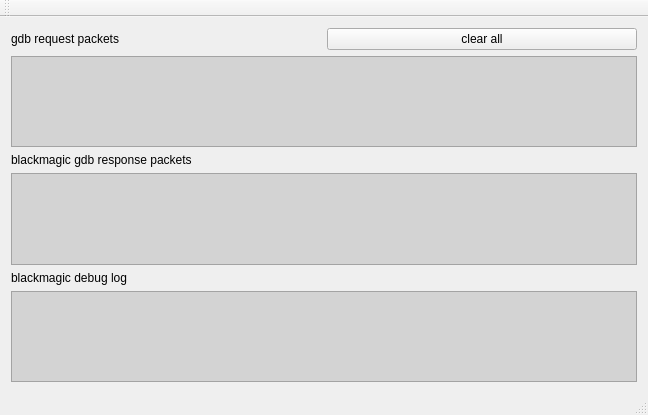
The window that mainwindow.ui (stoyan-shopov/blackmagic-gdbserver) describes before a commit, drawn with Qt 5.
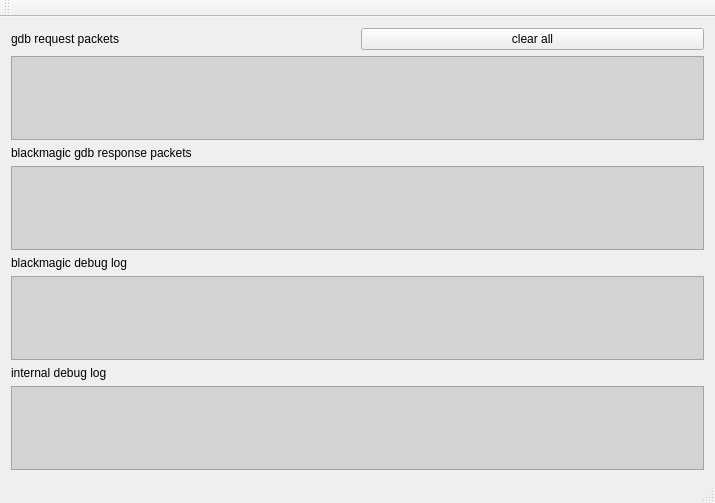
The same window after the commit.

Commit message: added incoming gdb packet extraction code

What changed in the file:
```diff
--- a/mainwindow.ui
+++ b/mainwindow.ui
@@ -6,8 +6,8 @@
    <rect>
     <x>0</x>
     <y>0</y>
-    <width>648</width>
-    <height>415</height>
+    <width>715</width>
+    <height>503</height>
    </rect>
   </property>
   <property name="windowTitle">
@@ -77,6 +77,16 @@
       </property>
      </widget>
     </item>
+    <item>
+     <widget class="QLabel" name="label_4">
+      <property name="text">
+       <string>internal debug log</string>
+      </property>
+     </widget>
+    </item>
+    <item>
+     <widget class="QPlainTextEdit" name="plainTextEditInternalDebugLog"/>
+    </item>
    </layout>
   </widget>
   <widget class="QMenuBar" name="menuBar">
```
Left out of the diff: 2 changed lines with no effect on the pictures. The commit also changes 2 other files.
